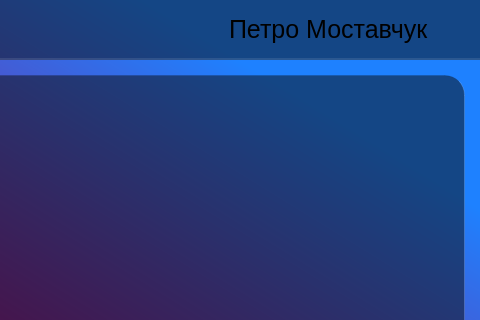
BogdanKalysh/budget_manager_app, file budget_manager_frontend/forms/mainwindow.ui: the form before one commit; both pictures show x 800 to 1280 and y 0 to 320 of the 1280 by 720 pixel window.
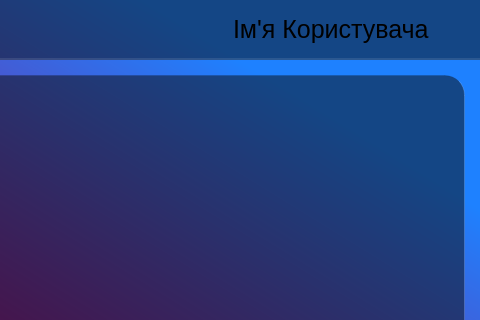
The form after the commit. Icons and pictures are not drawn.

Commit message: login window stylization

What changed in the file:
```diff
--- a/budget_manager_frontend/forms/mainwindow.ui
+++ b/budget_manager_frontend/forms/mainwindow.ui
@@ -207,7 +207,7 @@
           </sizepolicy>
          </property>
          <property name="text">
-          <string>Петро Моставчук</string>
+          <string>Ім'я Користувача</string>
          </property>
         </widget>
        </item>
```
Left out of the diff: 6 changed lines with no effect on the pictures. The commit also changes 4 other files.
